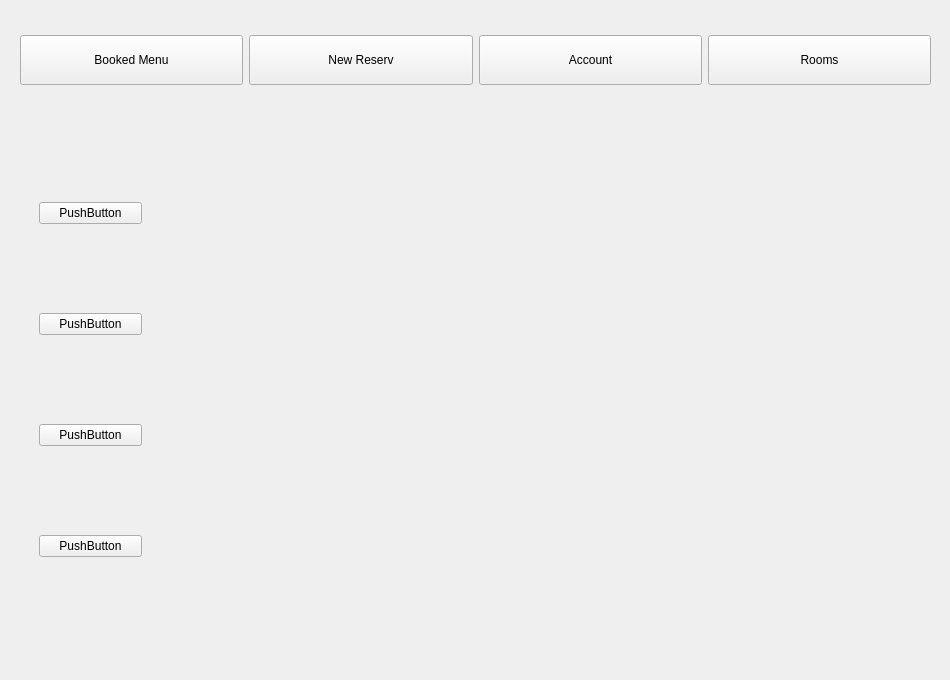
The window that mainwindow.ui (kavehtr/hotelReserv) describes before a commit, drawn with Qt 5.
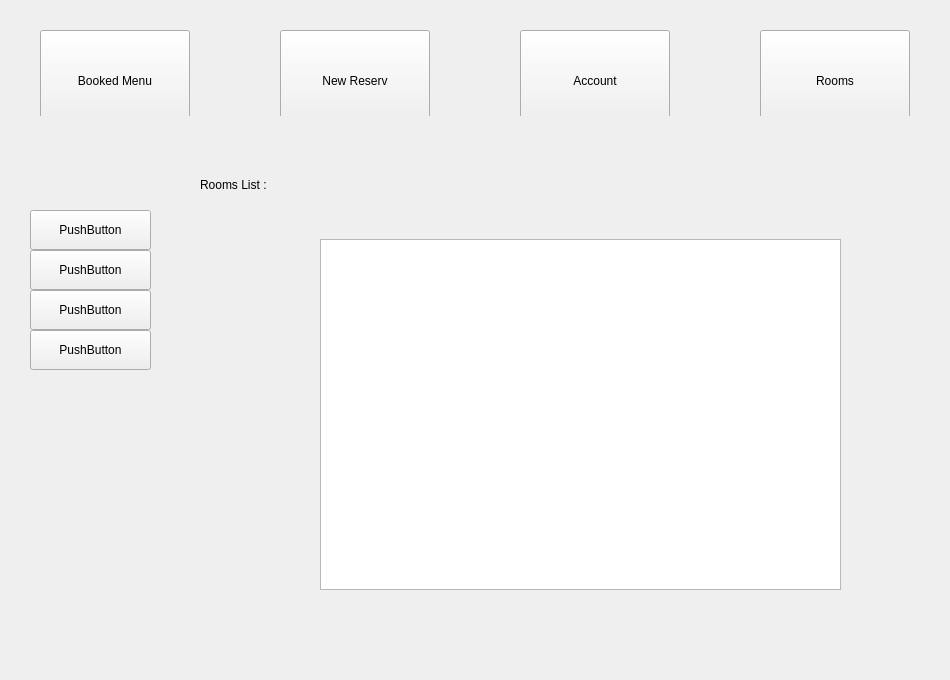
The same window after the commit.

Commit message: table implement

The edit to the form file:
```diff
--- a/mainwindow.ui
+++ b/mainwindow.ui
@@ -35,125 +35,283 @@
       <x>20</x>
       <y>20</y>
       <width>911</width>
-      <height>81</height>
+      <height>96</height>
      </rect>
     </property>
+    <property name="sizePolicy">
+     <sizepolicy hsizetype="Preferred" vsizetype="Preferred">
+      <horstretch>0</horstretch>
+      <verstretch>0</verstretch>
+     </sizepolicy>
+    </property>
     <property name="styleSheet">
      <string notr="true"/>
     </property>
-    <layout class="QHBoxLayout" name="horizontalLayout">
-     <item>
-      <widget class="QPushButton" name="bookedMenu">
-       <property name="minimumSize">
-        <size>
-         <width>0</width>
-         <height>50</height>
-        </size>
-       </property>
-       <property name="text">
-        <string>Booked Menu</string>
-       </property>
-      </widget>
-     </item>
-     <item>
       <widget class="QPushButton" name="newReserv">
+     <property name="geometry">
+      <rect>
+       <x>260</x>
+       <y>10</y>
+       <width>150</width>
+       <height>101</height>
+      </rect>
+     </property>
        <property name="minimumSize">
         <size>
-         <width>0</width>
-         <height>50</height>
+       <width>150</width>
+       <height>78</height>
+      </size>
+     </property>
+     <property name="maximumSize">
+      <size>
+       <width>150</width>
+       <height>16777215</height>
         </size>
        </property>
        <property name="text">
         <string>New Reserv</string>
        </property>
       </widget>
-     </item>
-     <item>
       <widget class="QPushButton" name="account">
+     <property name="geometry">
+      <rect>
+       <x>500</x>
+       <y>10</y>
+       <width>150</width>
+       <height>101</height>
+      </rect>
+     </property>
+     <property name="sizePolicy">
+      <sizepolicy hsizetype="Minimum" vsizetype="Fixed">
+       <horstretch>0</horstretch>
+       <verstretch>0</verstretch>
+      </sizepolicy>
+     </property>
        <property name="minimumSize">
         <size>
-         <width>0</width>
-         <height>50</height>
+       <width>150</width>
+       <height>78</height>
+      </size>
+     </property>
+     <property name="maximumSize">
+      <size>
+       <width>150</width>
+       <height>16777215</height>
         </size>
        </property>
        <property name="text">
         <string>Account</string>
        </property>
       </widget>
-     </item>
-     <item>
       <widget class="QPushButton" name="rooms">
+     <property name="geometry">
+      <rect>
+       <x>740</x>
+       <y>10</y>
+       <width>150</width>
+       <height>101</height>
+      </rect>
+     </property>
        <property name="minimumSize">
         <size>
-         <width>0</width>
-         <height>50</height>
+       <width>150</width>
+       <height>78</height>
+      </size>
+     </property>
+     <property name="maximumSize">
+      <size>
+       <width>150</width>
+       <height>16777215</height>
         </size>
        </property>
        <property name="text">
         <string>Rooms</string>
        </property>
       </widget>
-     </item>
-    </layout>
+    <widget class="QPushButton" name="bookedMenu">
+     <property name="geometry">
+      <rect>
+       <x>20</x>
+       <y>10</y>
+       <width>150</width>
+       <height>101</height>
+      </rect>
+     </property>
+     <property name="sizePolicy">
+      <sizepolicy hsizetype="Minimum" vsizetype="Fixed">
+       <horstretch>0</horstretch>
+       <verstretch>0</verstretch>
+      </sizepolicy>
+     </property>
+     <property name="minimumSize">
+      <size>
+       <width>150</width>
+       <height>78</height>
+      </size>
+     </property>
+     <property name="maximumSize">
+      <size>
+       <width>150</width>
+       <height>16777215</height>
+      </size>
+     </property>
+     <property name="text">
+      <string>Booked Menu</string>
+     </property>
+    </widget>
    </widget>
    <widget class="QStackedWidget" name="mainContainer">
     <property name="geometry">
      <rect>
       <x>170</x>
-      <y>119</y>
+      <y>149</y>
       <width>751</width>
-      <height>531</height>
+      <height>501</height>
      </rect>
     </property>
     <property name="styleSheet">
      <string notr="true"/>
     </property>
-    <widget class="QWidget" name="page"/>
+    <widget class="QWidget" name="page">
+     <widget class="QLabel" name="roomsList">
+      <property name="geometry">
+       <rect>
+        <x>30</x>
+        <y>20</y>
+        <width>151</width>
+        <height>31</height>
+       </rect>
+      </property>
+      <property name="text">
+       <string>Rooms List : </string>
+      </property>
+     </widget>
+     <widget class="QTableView" name="tableView">
+      <property name="geometry">
+       <rect>
+        <x>150</x>
+        <y>90</y>
+        <width>521</width>
+        <height>351</height>
+       </rect>
+      </property>
+     </widget>
+    </widget>
     <widget class="QWidget" name="page_2"/>
    </widget>
    <widget class="QStackedWidget" name="leftBar">
     <property name="geometry">
      <rect>
       <x>30</x>
-      <y>110</y>
+      <y>130</y>
       <width>121</width>
-      <height>541</height>
+      <height>521</height>
      </rect>
     </property>
     <property name="styleSheet">
      <string notr="true"/>
     </property>
     <widget class="QWidget" name="page_3">
-     <layout class="QVBoxLayout" name="verticalLayout">
-      <item>
        <widget class="QPushButton" name="pushButton">
+      <property name="geometry">
+       <rect>
+        <x>0</x>
+        <y>80</y>
+        <width>121</width>
+        <height>40</height>
+       </rect>
+      </property>
+      <property name="minimumSize">
+       <size>
+        <width>0</width>
+        <height>40</height>
+       </size>
+      </property>
+      <property name="maximumSize">
+       <size>
+        <width>16777215</width>
+        <height>40</height>
+       </size>
+      </property>
         <property name="text">
          <string>PushButton</string>
         </property>
        </widget>
-      </item>
-      <item>
        <widget class="QPushButton" name="pushButton_2">
+      <property name="geometry">
+       <rect>
+        <x>0</x>
+        <y>120</y>
+        <width>121</width>
+        <height>40</height>
+       </rect>
+      </property>
+      <property name="minimumSize">
+       <size>
+        <width>0</width>
+        <height>40</height>
+       </size>
+      </property>
+      <property name="maximumSize">
+       <size>
+        <width>16777215</width>
+        <height>40</height>
+       </size>
+      </property>
         <property name="text">
          <string>PushButton</string>
         </property>
        </widget>
-      </item>
-      <item>
        <widget class="QPushButton" name="pushButton_3">
+      <property name="geometry">
+       <rect>
+        <x>0</x>
+        <y>160</y>
+        <width>121</width>
+        <height>40</height>
+       </rect>
+      </property>
+      <property name="minimumSize">
+       <size>
+        <width>0</width>
+        <height>40</height>
+       </size>
+      </property>
+      <property name="maximumSize">
+       <size>
+        <width>16777215</width>
+        <height>40</height>
+       </size>
+      </property>
         <property name="text">
          <string>PushButton</string>
         </property>
        </widget>
-      </item>
-      <item>
-       <widget class="QPushButton" name="pushButton_5">
+     <widget class="QPushButton" name="pushButton_4">
+      <property name="geometry">
+       <rect>
+        <x>0</x>
+        <y>200</y>
+        <width>121</width>
+        <height>40</height>
+       </rect>
+      </property>
+      <property name="minimumSize">
+       <size>
+        <width>0</width>
+        <height>40</height>
+       </size>
+      </property>
+      <property name="maximumSize">
+       <size>
+        <width>16777215</width>
+        <height>40</height>
+       </size>
+      </property>
         <property name="text">
          <string>PushButton</string>
         </property>
        </widget>
-      </item>
-     </layout>
     </widget>
     <widget class="QWidget" name="page_4"/>
    </widget>
```
Lines whose indentation alone changed are shown as unchanged. The commit also changes 8 other files.
